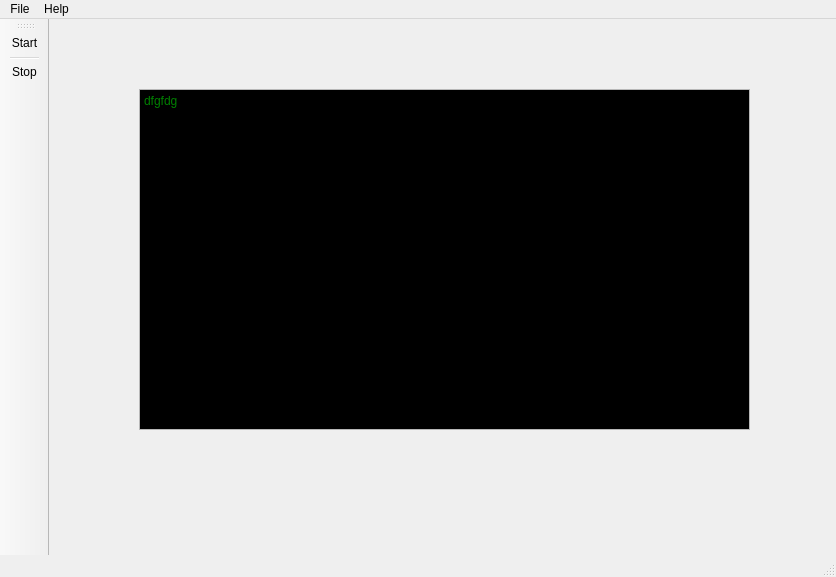
lrdx/XTgn, file ui/mainwindow.ui: the form before one commit.
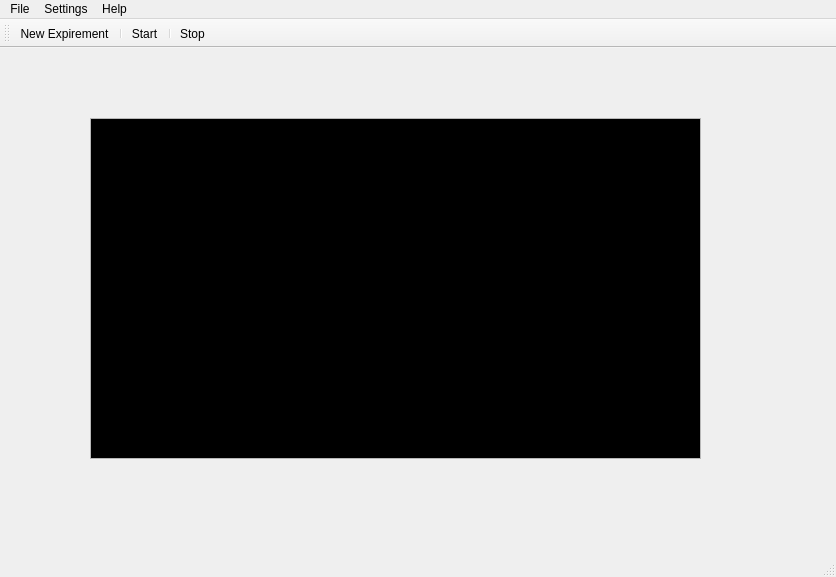
The form after the commit.

The edit to the form file:
```diff
--- a/ui/mainwindow.ui
+++ b/ui/mainwindow.ui
@@ -94,7 +94,7 @@
      <bool>true</bool>
     </property>
     <property name="placeholderText">
-     <string>dfgfdg</string>
+     <string/>
     </property>
    </widget>
   </widget>
@@ -119,7 +119,14 @@
     </property>
     <addaction name="actionAbout"/>
    </widget>
+   <widget class="QMenu" name="menuSettings">
+    <property name="title">
+     <string>Settings</string>
+    </property>
+    <addaction name="actionSettings"/>
+   </widget>
    <addaction name="menuFile"/>
+   <addaction name="menuSettings"/>
    <addaction name="menuHelp"/>
   </widget>
   <widget class="QStatusBar" name="statusBar"/>
@@ -128,11 +135,13 @@
     <bool>true</bool>
    </property>
    <attribute name="toolBarArea">
-    <enum>LeftToolBarArea</enum>
+    <enum>TopToolBarArea</enum>
    </attribute>
    <attribute name="toolBarBreak">
-    <bool>false</bool>
+    <bool>true</bool>
    </attribute>
+   <addaction name="actionNew_Expirement"/>
+   <addaction name="separator"/>
    <addaction name="actionStart"/>
    <addaction name="separator"/>
    <addaction name="actionStop"/>
@@ -157,6 +166,16 @@
     <string>Stop</string>
    </property>
   </action>
+  <action name="actionNew_Expirement">
+   <property name="text">
+    <string>New Expirement</string>
+   </property>
+  </action>
+  <action name="actionSettings">
+   <property name="text">
+    <string>Settings</string>
+   </property>
+  </action>
  </widget>
  <layoutdefault spacing="6" margin="11"/>
  <resources/>
```
Left out of the diff: 5 changed lines with no effect on the pictures.
